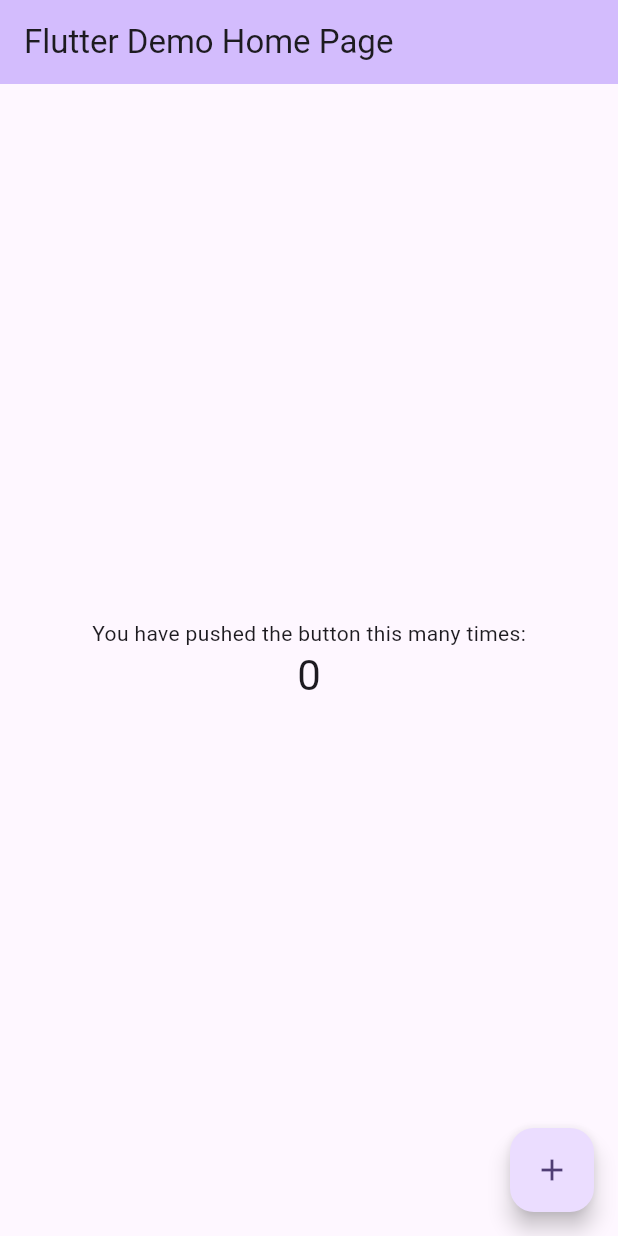
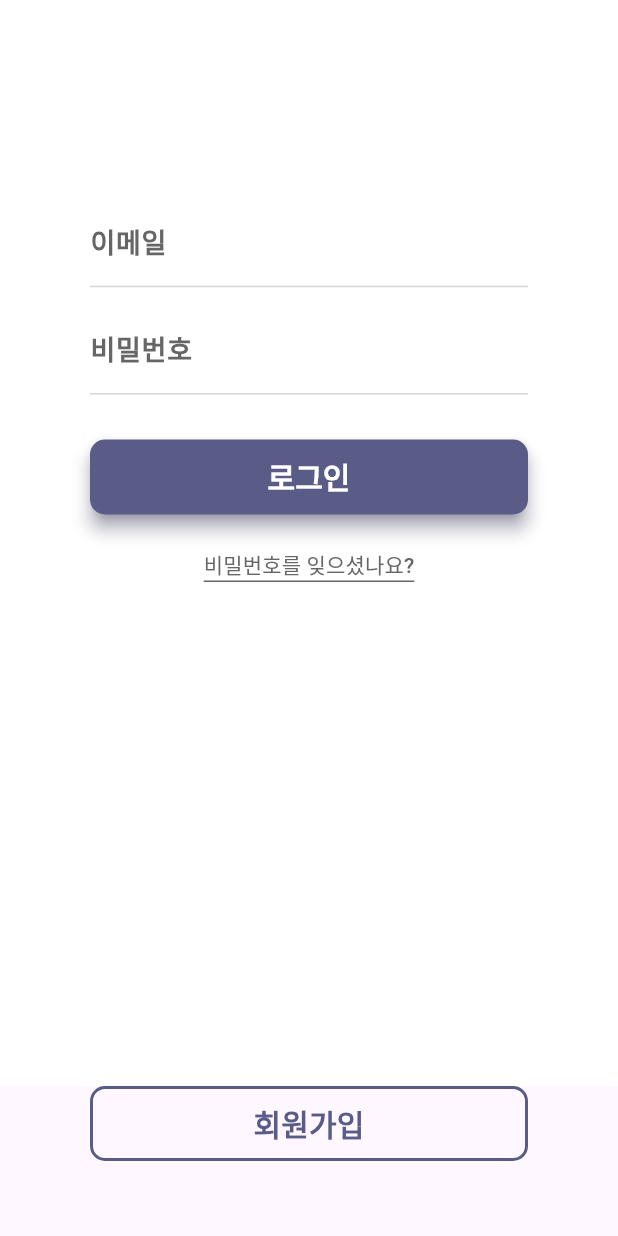
Before and after one commit to YonginUniv-AI-Service-LAB/YIU-AISL-DevTogether-App, a Flutter app: the screen it shows after launch, on a phone screen of 412 x 824 dp. Run offline on Flutter 3.47's test engine with Material 3 defaults, Android fonts, the phone set to English and light mode, and no system bars; Roboto replaces fonts that are missing (Pretendard).

Commit message:
fead: 로그인 화면 제작

```diff
--- /dev/null
+++ b/lib/design/colors.dart
@@ -0,0 +1,21 @@
+import 'package:flutter/material.dart';
+
+abstract class ColorStyles {
+  ColorStyles._();
+
+  // 앱 시그니처 컬러
+  static const appMainColor = Color(0xff595c86);
+  static const appSubColor = Color(0xff696c96);
+  static const appLightColor = Color(0xffD9EDDF);
+  static const appBackgroundColor = Color(0xffF0FCF6);
+
+  // 기본 및 알림 색상
+  static const lightGrayColor = Color(0xffF1F1F1);
+  static const correctColor = Color(0xff0094FF);
+  static const errorColor = Color(0xffF56647);
+
+  // 텍스트 색상
+  static const textBlackColor = Color(0xff424242);
+  static const textBodyColor = Color(0xff666666);
+  static const textDisableColor = Color(0xffD5D5D5);
+}
--- /dev/null
+++ b/lib/design/textStyles.dart
@@ -0,0 +1,7 @@
+import 'package:flutter/material.dart';
+
+class TextStyles {
+  static const hintTextStyle = TextStyle(fontStyle: FontStyle.italic);
+  static const noteTextStyle = TextStyle(fontSize: 12, color: Colors.black54);
+  static const memoTextStyle = TextStyle(fontSize: 12, color: Colors.black45, fontStyle: FontStyle.italic);
+}
--- a/lib/main.dart
+++ b/lib/main.dart
@@ -1,4 +1,6 @@
+import 'package:devtogether/screens/login.dart';
 import 'package:flutter/material.dart';
+import 'package:devtogether/design/colors.dart';
 
 void main() {
   runApp(const MyApp());
@@ -11,115 +13,24 @@
   @override
   Widget build(BuildContext context) {
     return MaterialApp(
-      title: 'Flutter Demo',
+      // routerConfig: routes,
+      title: 'DevTogether',
       theme: ThemeData(
-        // This is the theme of your application.
-        //
-        // TRY THIS: Try running your application with "flutter run". You'll see
-        // the application has a purple toolbar. Then, without quitting the app,
-        // try changing the seedColor in the colorScheme below to Colors.green
-        // and then invoke "hot reload" (save your changes or press the "hot
-        // reload" button in a Flutter-supported IDE, or press "r" if you used
-        // the command line to start the app).
-        //
-        // Notice that the counter didn't reset back to zero; the application
-        // state is not lost during the reload. To reset the state, use hot
-        // restart instead.
-        //
-        // This works for code too, not just values: Most code changes can be
-        // tested with just a hot reload.
-        colorScheme: ColorScheme.fromSeed(seedColor: Colors.deepPurple),
-        useMaterial3: true,
+        primaryColor: ColorStyles.appMainColor,
+        focusColor: ColorStyles.appMainColor,
+        hoverColor: ColorStyles.appMainColor,
+        textSelectionTheme:
+        const TextSelectionThemeData(cursorColor: ColorStyles.appMainColor),
+        fontFamily: 'Pretendard',
       ),
-      home: const MyHomePage(title: 'Flutter Demo Home Page'),
+      builder: (context, child) => MediaQuery(
+          data: MediaQuery.of(context).copyWith(
+            textScaler: const TextScaler.linear(1.0),
+          ),
+          child: child!,
+      ),
+      debugShowCheckedModeBanner: false,
+      home: LoginScreen(key: key)
     );
   }
 }
-
-class MyHomePage extends StatefulWidget {
-  const MyHomePage({super.key, required this.title});
-
-  // This widget is the home page of your application. It is stateful, meaning
-  // that it has a State object (defined below) that contains fields that affect
-  // how it looks.
-
-  // This class is the configuration for the state. It holds the values (in this
-  // case the title) provided by the parent (in this case the App widget) and
-  // used by the build method of the State. Fields in a Widget subclass are
-  // always marked "final".
-
-  final String title;
-
-  @override
-  State<MyHomePage> createState() => _MyHomePageState();
-}
-
-class _MyHomePageState extends State<MyHomePage> {
-  int _counter = 0;
-
-  void _incrementCounter() {
-    setState(() {
-      // This call to setState tells the Flutter framework that something has
-      // changed in this State, which causes it to rerun the build method below
-      // so that the display can reflect the updated values. If we changed
-      // _counter without calling setState(), then the build method would not be
-      // called again, and so nothing would appear to happen.
-      _counter++;
-    });
-  }
-
-  @override
-  Widget build(BuildContext context) {
-    // This method is rerun every time setState is called, for instance as done
-    // by the _incrementCounter method above.
-    //
-    // The Flutter framework has been optimized to make rerunning build methods
-    // fast, so that you can just rebuild anything that needs updating rather
-    // than having to individually change instances of widgets.
-    return Scaffold(
-      appBar: AppBar(
-        // TRY THIS: Try changing the color here to a specific color (to
-        // Colors.amber, perhaps?) and trigger a hot reload to see the AppBar
-        // change color while the other colors stay the same.
-        backgroundColor: Theme.of(context).colorScheme.inversePrimary,
-        // Here we take the value from the MyHomePage object that was created by
-        // the App.build method, and use it to set our appbar title.
-        title: Text(widget.title),
-      ),
-      body: Center(
-        // Center is a layout widget. It takes a single child and positions it
-        // in the middle of the parent.
-        child: Column(
-          // Column is also a layout widget. It takes a list of children and
-          // arranges them vertically. By default, it sizes itself to fit its
-          // children horizontally, and tries to be as tall as its parent.
-          //
-          // Column has various properties to control how it sizes itself and
-          // how it positions its children. Here we use mainAxisAlignment to
-          // center the children vertically; the main axis here is the vertical
-          // axis because Columns are vertical (the cross axis would be
-          // horizontal).
-          //
-          // TRY THIS: Invoke "debug painting" (choose the "Toggle Debug Paint"
-          // action in the IDE, or press "p" in the console), to see the
-          // wireframe for each widget.
-          mainAxisAlignment: MainAxisAlignment.center,
-          children: <Widget>[
-            const Text(
-              'You have pushed the button this many times:',
-            ),
-            Text(
-              '$_counter',
-              style: Theme.of(context).textTheme.headlineMedium,
-            ),
-          ],
-        ),
-      ),
-      floatingActionButton: FloatingActionButton(
-        onPressed: _incrementCounter,
-        tooltip: 'Increment',
-        child: const Icon(Icons.add),
-      ), // This trailing comma makes auto-formatting nicer for build methods.
-    );
-  }
-}
--- /dev/null
+++ b/lib/screens/login.dart
@@ -0,0 +1,60 @@
+import 'package:flutter/material.dart';
+import 'package:devtogether/widgets/MainColorButton.dart';
+import 'package:devtogether/widgets/MainColorOutlinedButton.dart';
+import 'package:devtogether/widgets/UnderlineTextButton.dart';
+import 'package:devtogether/widgets/UserInfoTextFieldWidget.dart';
+
+class LoginScreen extends StatelessWidget {
+  final idController = TextEditingController();
+  final pwdController = TextEditingController();
+
+  LoginScreen({super.key});
+
+  @override
+  Widget build(BuildContext context) {
+    return GestureDetector(
+        onTap: () => FocusManager.instance.primaryFocus?.unfocus(),
+        child: Scaffold(
+            bottomNavigationBar: SafeArea(
+                child: Container(
+                  padding: const EdgeInsets.fromLTRB(60, 0, 60, 50),
+                  child: MainColorOutLinedButtonWidget(
+                    title: "회원가입",
+                    onPressed: () => {},
+                  ),
+                )),
+            // appBar: BaseAppBar(appBar: AppBar(), title: "로그인", center: true),
+            body: SafeArea(
+              child: Container(
+                color: Colors.white,
+                padding: const EdgeInsets.fromLTRB(60, 100, 60, 30),
+                child: Column(children: [
+                  Container(
+                    padding: const EdgeInsets.only(top: 30, bottom: 20),
+                    child: Column(children: [
+                      UserInfoTextFieldWidget(
+                          labelText: "이메일",
+                          hintText: "이메일을 입력해주세요.",
+                          obscureText: false,),
+                      UserInfoTextFieldWidget(
+                          labelText: "비밀번호",
+                          hintText: "비밀번호를 입력해주세요.",
+                          obscureText: true,),
+                    ]),
+                  ),
+                  Container(
+                    margin: const EdgeInsets.only(bottom: 10),
+                    child: MainColorButtonWidget(
+                      title: "로그인",
+                      onPressed: () => {},
+                    ),
+                  ),
+                  UnderLineTextButtonWidget(
+                      text: "비밀번호를 잊으셨나요?", onPressed: () {}),
+                ]),
+              ),
+            )
+        )
+    );
+  }
+}
--- /dev/null
+++ b/lib/widgets/MainColorButton.dart
@@ -0,0 +1,34 @@
+import 'package:flutter/material.dart';
+import 'package:devtogether/design/colors.dart';
+
+// 가로로 긴 기본 버튼 ex) 회원가입, 로그인
+Container MainColorButtonWidget({
+  required title,
+  required Function() onPressed,
+}) {
+  return Container(
+    child: ElevatedButton(
+      onPressed: onPressed,
+      style: ElevatedButton.styleFrom(
+        minimumSize: const Size(double.infinity, 50),
+        // 글자 배경색 설정
+        backgroundColor: ColorStyles.appMainColor,
+        // 글자 색상 및 애니메이션 색 설정
+        foregroundColor: Colors.white,
+        // 글자 그림자 설정
+        shadowColor: ColorStyles.appSubColor,
+        // 글자 3D 입체감 높이
+        elevation: 5.0,
+        textStyle: const TextStyle(
+          fontFamily: "Pretendard",
+          fontWeight: FontWeight.bold,
+          fontSize: 20.0,
+        ),
+        padding: const EdgeInsets.all(10.0),
+        shape:
+        RoundedRectangleBorder(borderRadius: BorderRadius.circular(10.0)),
+      ),
+      child: Text(title),
+    ),
+  );
+}
--- /dev/null
+++ b/lib/widgets/MainColorOutlinedButton.dart
@@ -0,0 +1,35 @@
+import 'package:flutter/material.dart';
+import 'package:devtogether/design/colors.dart';
+
+// 가로로 긴 기본 버튼 ex) 회원가입, 로그인
+Container MainColorOutLinedButtonWidget({
+  required title,
+  required Function() onPressed,
+}) {
+  return Container(
+    child: OutlinedButton(
+      onPressed: onPressed,
+      style: OutlinedButton.styleFrom(
+        minimumSize: const Size(double.infinity, 50),
+        // 글자 색상 및 애니메이션 색 설정
+        foregroundColor: Colors.white,
+        // 글자 그림자 설정
+        shadowColor: ColorStyles.appSubColor,
+        // 글자 3D 입체감 높이
+        // elevation: 5.0,
+        padding: const EdgeInsets.all(10.0),
+        side: const BorderSide(color: ColorStyles.appMainColor, width: 2.0),
+        shape:
+        RoundedRectangleBorder(borderRadius: BorderRadius.circular(10.0)),
+      ),
+      child: Text(
+        title,
+        style: const TextStyle(
+            fontFamily: "Pretendard",
+            fontWeight: FontWeight.bold,
+            fontSize: 20.0,
+            color: ColorStyles.appMainColor),
+      ),
+    ),
+  );
+}
--- /dev/null
+++ b/lib/widgets/UnderlineTextButton.dart
@@ -0,0 +1,31 @@
+import 'package:flutter/material.dart';
+import 'package:devtogether/design/colors.dart';
+
+// 가로로 긴 기본 버튼 ex) 회원가입, 로그인
+Container UnderLineTextButtonWidget({
+  required text,
+  required Function() onPressed,
+}) {
+  return Container(
+    child: TextButton(
+      onPressed: () {},
+      child: Container(
+        padding: const EdgeInsets.only(
+          bottom: 0, // Space between underline and text
+        ),
+        decoration: const BoxDecoration(
+            border: Border(
+                bottom: BorderSide(
+                  color: ColorStyles.textBodyColor,
+                  width: 1.0, // Underline thickness
+                ))),
+        child: Text(
+          text,
+          style: const TextStyle(
+            color: ColorStyles.textBodyColor,
+          ),
+        ),
+      ),
+    ),
+  );
+}
--- /dev/null
+++ b/lib/widgets/UserInfoTextFieldWidget.dart
@@ -0,0 +1,40 @@
+import 'package:flutter/material.dart';
+import 'package:devtogether/design/colors.dart';
+
+// 회원가입, 로그인 등 유저의 정보를 입력받는 TextField
+Container UserInfoTextFieldWidget(
+  {required labelText, required hintText, required obscureText}
+) {
+  return Container(
+    margin: const EdgeInsets.only(bottom: 10),
+    child: TextFormField(
+      // controller: controller,
+      style: const TextStyle(
+          fontSize: 18,
+          color: ColorStyles.textBlackColor,
+          fontWeight: FontWeight.bold
+      ),
+      obscureText: obscureText,
+      enabled: true,
+      decoration: InputDecoration(
+          enabledBorder: const UnderlineInputBorder(
+              borderSide: BorderSide(color: ColorStyles.textDisableColor)),
+          focusedBorder: const UnderlineInputBorder(
+              borderSide: BorderSide(color: ColorStyles.appMainColor)),
+          labelText: labelText,
+          labelStyle: const TextStyle(
+            color: ColorStyles.textBodyColor,
+            // fontFamily: 'Pretendard',
+            fontSize: 18,
+            fontWeight: FontWeight.bold,
+          ),
+          hintText: hintText,
+          hintStyle: const TextStyle(
+            // fontFamily: 'Pretendard',
+            fontSize: 18,
+            fontWeight: FontWeight.w300,
+          )
+      ),
+    ),
+  );
+}
```
Also changed, not shown: pubspec.yaml (+35 -0 lines), assets/fonts/Pretendard-Black.ttf (added), assets/fonts/Pretendard-Bold.ttf (added), assets/fonts/Pretendard-ExtraBold.ttf (added), assets/fonts/Pretendard-ExtraLight.ttf (added), assets/fonts/Pretendard-Light.ttf (added), assets/fonts/Pretendard-Medium.ttf (added), assets/fonts/Pretendard-Regular.ttf (added), assets/fonts/Pretendard-SemiBold.ttf (added), assets/fonts/Pretendard-Thin.ttf (added), pubspec.lock, 3 other files.
